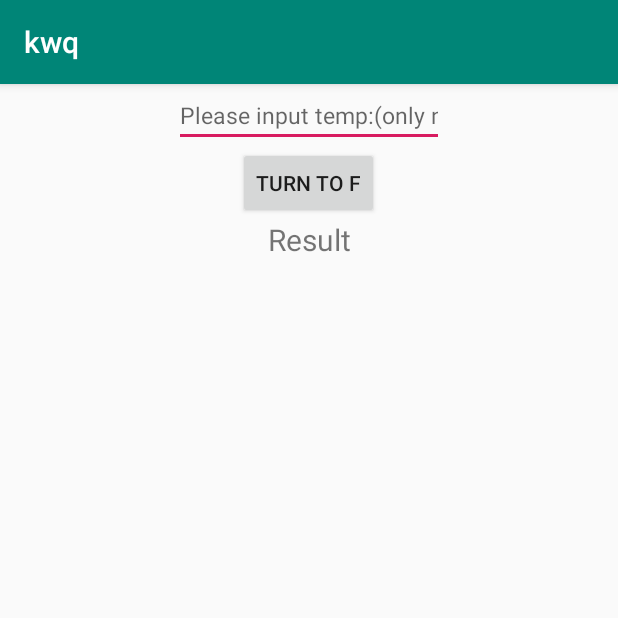
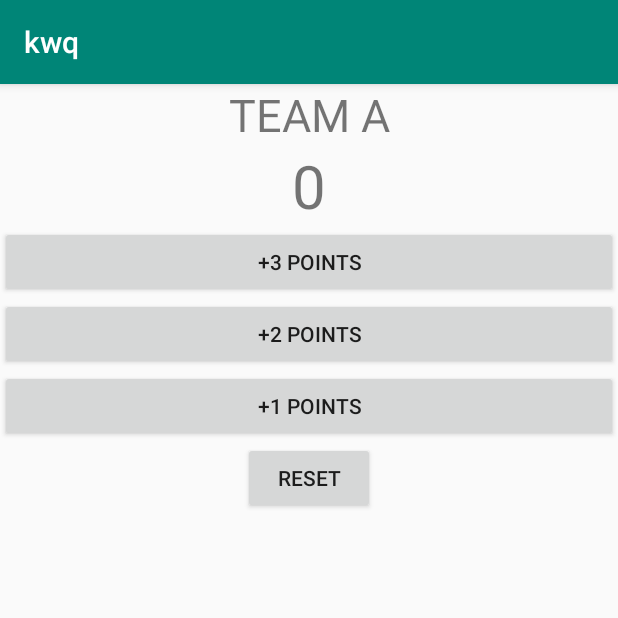
Before and after one commit to kouwq/kwq, an Android app: the screen it shows after launch (SecActivity before the commit, Score after it), on a phone screen of 412 x 824 dp, the top half of it. Run offline under Robolectric (Android 15) with nearby library versions, the phone set to English and light mode, and no system bars.

Commit message:
newest activity

```diff
--- a/app/src/main/AndroidManifest.xml
+++ b/app/src/main/AndroidManifest.xml
@@ -9,14 +9,24 @@
         android:roundIcon="@mipmap/ic_launcher_round"
         android:supportsRtl="true"
         android:theme="@style/AppTheme">
-        <!--<activity android:name=".MainActivity">
+
+        <!--
+        <activity android:name=".MainActivity">
+            <intent-filter>
+                <action android:name="android.intent.action.MAIN" />
+
+                <category android:name="android.intent.category.LAUNCHER" />
+            </intent-filter>
+        </activity>
+        -->
+        <!--<activity android:name=".SecActivity">
             <intent-filter>
                 <action android:name="android.intent.action.MAIN" />
 
                 <category android:name="android.intent.category.LAUNCHER" />
             </intent-filter>
         </activity>-->
-        <activity android:name=".SecActivity">
+        <activity android:name=".Score">
             <intent-filter>
                 <action android:name="android.intent.action.MAIN" />
 
--- /dev/null
+++ b/app/src/main/java/com/demo/hello/kwq/Score.java
@@ -0,0 +1,50 @@
+package com.demo.hello.kwq;
+
+import android.support.v7.app.AppCompatActivity;
+import android.os.Bundle;
+import android.util.Log;
+import android.view.View;
+import android.widget.Button;
+import android.widget.TextView;
+
+public class Score extends AppCompatActivity implements View.OnClickListener {
+    TextView score;
+
+    @Override
+    protected void onCreate(Bundle savedInstanceState) {
+        super.onCreate(savedInstanceState);
+        setContentView(R.layout.activity_score);
+        score=findViewById(R.id.score);
+        Button btn1=findViewById(R.id.btn1);
+        btn1.setOnClickListener(this);
+        Button btn2=findViewById(R.id.btn2);
+        btn2.setOnClickListener(this);
+        Button btn3=findViewById(R.id.btn3);
+        btn3.setOnClickListener(this);
+        Button res=findViewById(R.id.reset);
+        res.setOnClickListener(this);
+    }
+
+
+    @Override
+    public void onClick(View v) {
+        Log.i("main","onClick msg...");
+        String str=score.getText().toString();
+        int c=Integer.parseInt(str);
+        System.out.println("previous scores:"+c);
+        switch (v.getId()){
+            case R.id.btn1:
+                score.setText(""+(c+3));
+                break;
+            case R.id.btn2:
+                score.setText(""+(c+2));
+                break;
+            case R.id.btn3:
+                score.setText(""+(c+1));
+                break;
+            case R.id.reset:
+                score.setText("0");
+        }
+
+    }
+}
--- /dev/null
+++ b/app/src/main/res/layout/activity_score.xml
@@ -0,0 +1,50 @@
+<?xml version="1.0" encoding="utf-8"?>
+<LinearLayout xmlns:android="http://schemas.android.com/apk/res/android"
+    xmlns:app="http://schemas.android.com/apk/res-auto"
+    xmlns:tools="http://schemas.android.com/tools"
+    android:layout_width="match_parent"
+    android:layout_height="match_parent"
+    android:orientation="vertical"
+    tools:context=".Score">
+
+    <TextView
+        android:id="@+id/textView"
+        android:layout_width="match_parent"
+        android:layout_height="wrap_content"
+        android:textSize="30sp"
+        android:gravity="center"
+        android:text="@string/score" />
+
+    <TextView
+        android:id="@+id/score"
+        android:layout_width="match_parent"
+        android:layout_height="wrap_content"
+        android:textSize="40sp"
+        android:gravity="center"
+        android:text="0" />
+
+    <Button
+        android:id="@+id/btn1"
+        android:layout_width="match_parent"
+        android:layout_height="wrap_content"
+        android:text="+3 points" />
+
+    <Button
+        android:id="@+id/btn2"
+        android:layout_width="match_parent"
+        android:layout_height="wrap_content"
+        android:text="+2 points" />
+
+    <Button
+        android:id="@+id/btn3"
+        android:layout_width="match_parent"
+        android:layout_height="wrap_content"
+        android:text="+1 points" />
+
+    <Button
+        android:id="@+id/reset"
+        android:layout_width="wrap_content"
+        android:layout_height="wrap_content"
+        android:layout_gravity="center"
+        android:text="reset" />
+</LinearLayout>
--- a/app/src/main/res/values/strings.xml
+++ b/app/src/main/res/values/strings.xml
@@ -4,4 +4,5 @@
     <string name="text_view">Result</string>
     <string name="btn_label">turn to F</string>
     <string name="txt_hint">Please input temp:(only number)</string>
+    <string name="score">TEAM A</string>
 </resources>
```
Also changed, not shown: 1 other file.
